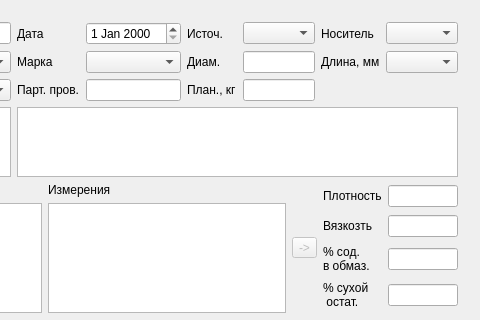
Sergeyego/el_part, file mainwidget.ui: the form before one commit; both pictures show x 547 to 1027 and y 0 to 320 of the 1027 by 764 pixel window.
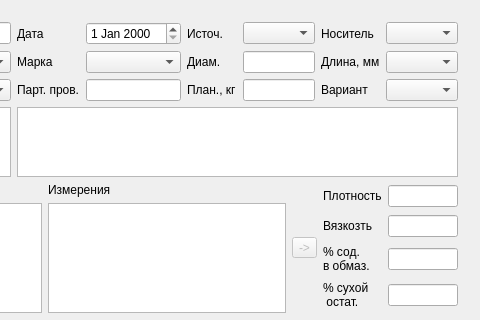
The form after the commit. Custom widgets are drawn as their Qt base class.

```diff
--- a/mainwidget.ui
+++ b/mainwidget.ui
@@ -274,6 +274,16 @@
          <item row="1" column="8">
           <widget class="QComboBox" name="comboBoxLong"/>
          </item>
+         <item row="2" column="7">
+          <widget class="QLabel" name="label_36">
+           <property name="text">
+            <string>Вариант</string>
+           </property>
+          </widget>
+         </item>
+         <item row="2" column="8">
+          <widget class="QComboBox" name="comboBoxVar"/>
+         </item>
         </layout>
        </item>
        <item>
```
